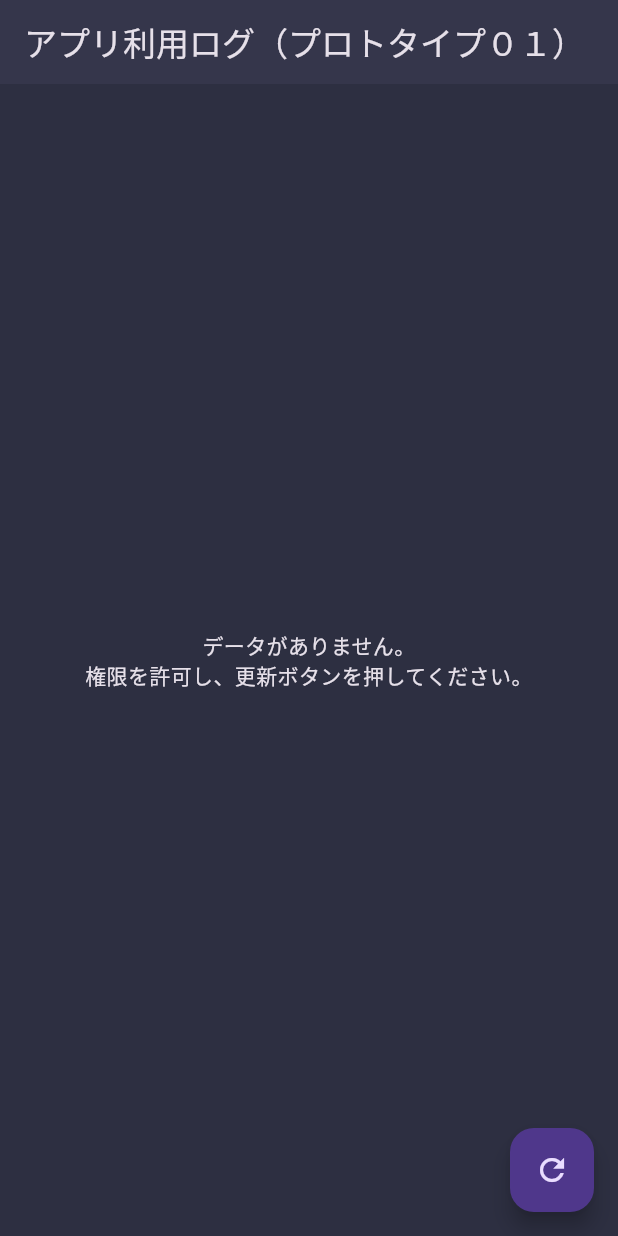
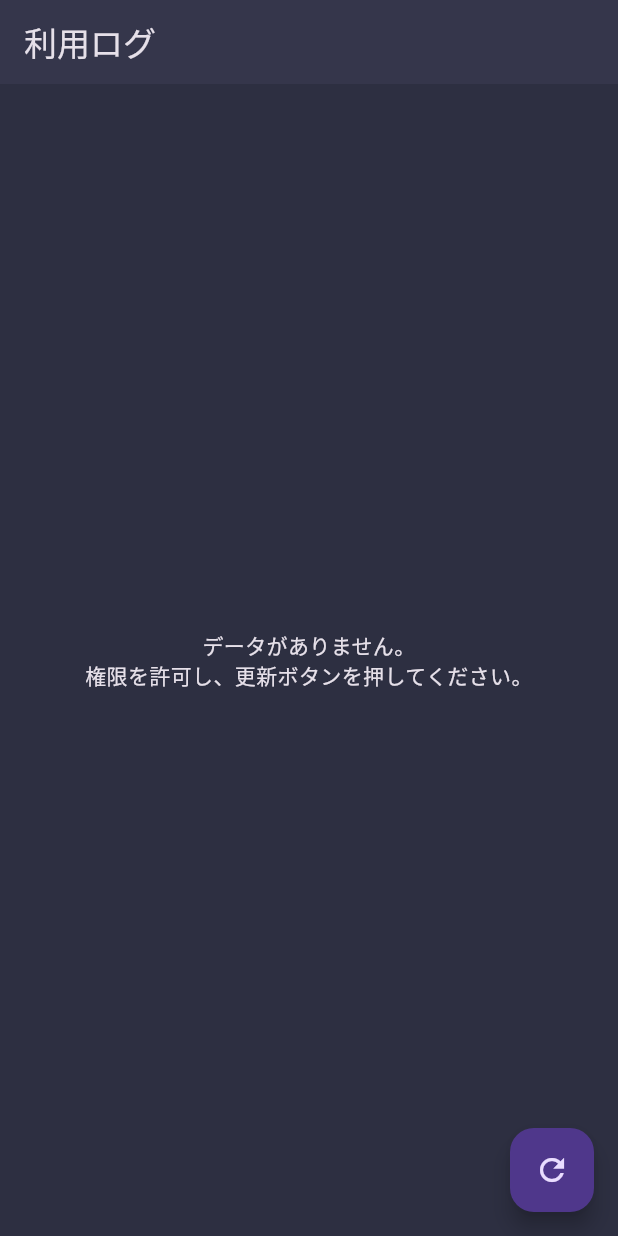
Before and after one commit to Hbkiii/first_flutter_app, a Flutter app: the screen it shows after launch, after a tap on the "refresh" icon, on a phone screen of 412 x 824 dp. Run offline on Flutter 3.47's test engine with Material 3 defaults, Android fonts, the phone set to English and light mode, and no system bars; our stand-ins replace timeline_tile; missing offline and left inert: usage_stats.

Commit message:
03/10/2025 自動更新（５秒毎） ホーム除外を削除（Launcher)

```diff
--- a/lib/main.dart
+++ b/lib/main.dart
@@ -1,3 +1,4 @@
+import 'dart:async'; // タイマー機能を使うためにインポート
 import 'package:flutter/material.dart';
 import 'package:intl/intl.dart';
 import 'package:timeline_tile/timeline_tile.dart';
@@ -48,20 +49,43 @@ class UsageLogScreen extends StatefulWidget {
 class _UsageLogScreenState extends State<UsageLogScreen> {
   Map<String, List<UsageEvent>> _groupedEvents = {};
   bool _isLoading = true;
+  Timer? _timer; // --- 自動更新用のタイマー ---
 
   @override
   void initState() {
     super.initState();
-    _loadUsageData();
+    // 最初に一度、手動更新と同じ処理を呼び出す
+    _loadUsageData(isManualRefresh: true);
+    // --- ★★★ 自動更新タイマーを開始 ★★★ ---
+    _startAutoUpdateTimer();
   }
 
-  Future<void> _loadUsageData() async {
-    setState(() { _isLoading = true; });
+  @override
+  void dispose() {
+    _timer?.cancel(); // 画面が閉じられるときにタイマーを停止
+    super.dispose();
+  }
+
+  // --- ★★★ 15秒ごとに全データを再取得するタイマー ★★★ ---
+  void _startAutoUpdateTimer() {
+    _timer?.cancel();
+    _timer = Timer.periodic(const Duration(seconds: 5), (timer) {
+      // 15秒ごとに、裏側でデータを読み込む（読み込み中は表示しない）
+      _loadUsageData(isManualRefresh: false);
+    });
+  }
+
+  // --- isManualRefresh という引数を追加 ---
+  Future<void> _loadUsageData({required bool isManualRefresh}) async {
+    // 手動更新の時だけ、くるくるマークを表示する
+    if (isManualRefresh) {
+      setState(() { _isLoading = true; });
+    }
 
     bool isPermission = await UsageStats.checkUsagePermission() ?? false;
     if (!isPermission) {
       UsageStats.grantUsagePermission();
-      setState(() { _isLoading = false; });
+      if (isManualRefresh) { setState(() { _isLoading = false; }); }
       return;
     }
 
@@ -70,27 +94,20 @@ class _UsageLogScreenState extends State<UsageLogScreen> {
       DateTime startDate = endDate.subtract(const Duration(days: 7));
       List<EventUsageInfo> rawEvents = await UsageStats.queryEvents(startDate, endDate);
 
-      // --- ★★★ ここからが新しいフィルタリングロジック ★★★ ---
-
-      // 1. 「アプリが最前面に来た」イベントだけに絞り込む
       List<EventUsageInfo> foregroundEvents = rawEvents.where((event) {
-        // 'ACTIVITY_RESUMED' がユーザーがアプリを操作し始めた瞬間のイベント
         return event.eventType == '1';
       }).toList();
 
-      // 2. 不要なシステムアプリなどを除外
       const List<String> blockList = [
-        'android', 'com.android.systemui', 'com.google.android.apps.nexuslauncher',
-        'com.sec.android.app.launcher', 'com.mi.android.globallauncher',
+        'android', 'com.android.systemui',
         'com.google.android.inputmethod.latin', 'com.android.vending',
         'com.google.android.deskclock', 'com.google.android.apps.messaging',
       ];
       List<EventUsageInfo> filteredEvents = foregroundEvents.where((event) {
         if (event.packageName == null) return false;
+        if (event.packageName == 'com.example.flutter_application_1') return true;
         return !blockList.any((item) => event.packageName!.startsWith(item));
       }).toList();
-
-      // --- ★★★ ここから下のセッション化ロジックは前回と同じ ★★★ ---
 
       filteredEvents.sort((a, b) => a.timeStamp!.compareTo(b.timeStamp!));
 
@@ -132,9 +149,7 @@ class _UsageLogScreenState extends State<UsageLogScreen> {
           timestamp: timestamp,
         );
 
-        if (tempGroupedEvents[dateKey] == null) {
-          tempGroupedEvents[dateKey] = [];
-        }
+        if (tempGroupedEvents[dateKey] == null) { tempGroupedEvents[dateKey] = []; }
         tempGroupedEvents[dateKey]!.add(event);
       }
 
@@ -149,7 +164,7 @@ class _UsageLogScreenState extends State<UsageLogScreen> {
 
     } catch (err) {
       debugPrint(err.toString());
-      setState(() { _isLoading = false; });
+      if (isManualRefresh) { setState(() { _isLoading = false; }); }
     }
   }
 
@@ -159,6 +174,8 @@ class _UsageLogScreenState extends State<UsageLogScreen> {
     if (packageName.contains('chrome')) { return {'name': 'Chrome', 'icon': Icons.web, 'color': Colors.green}; }
     if (packageName.contains('twitter') || packageName.contains('x.android')) { return {'name': 'X (Twitter)', 'icon': Icons.close, 'color': Colors.white}; }
     if (packageName.contains('camera')) { return {'name': 'カメラ', 'icon': Icons.camera, 'color': Colors.lightBlue}; }
+    if (packageName.contains('com.example.flutter_application_1')) { return {'name': '開発中のアプリ', 'icon': Icons.adb, 'color': Colors.cyan}; }
+    if (packageName.contains('launcher')) { return {'name': 'ホーム', 'icon': Icons.home, 'color': const Color.fromARGB(255, 38, 255, 110)}; }
     return {'name': packageName, 'icon': Icons.app_blocking, 'color': Colors.grey};
   }
 
@@ -169,16 +186,14 @@ class _UsageLogScreenState extends State<UsageLogScreen> {
 
     return Scaffold(
       appBar: AppBar(
-        title: const Text('アプリ利用ログ（プロトタイプ０１）'),
+        title: const Text('利用ログ'),
         backgroundColor: const Color(0xFF2D2F41),
         elevation: 1,
       ),
       body: _isLoading
           ? const Center(child: CircularProgressIndicator())
           : _groupedEvents.isEmpty
-              ? Center(
-                  child: Text('データがありません。\n権限を許可し、更新ボタンを押してください。', textAlign: TextAlign.center),
-                )
+              ? Center( child: Text('データがありません。\n権限を許可し、更新ボタンを押してください。', textAlign: TextAlign.center),)
               : ListView.builder(
                   itemCount: dateKeys.length,
                   itemBuilder: (context, index) {
@@ -209,15 +224,9 @@ class _UsageLogScreenState extends State<UsageLogScreen> {
                               beforeLineStyle: const LineStyle(color: Colors.white54, thickness: 2),
                               afterLineStyle: const LineStyle(color: Colors.white54, thickness: 2),
                               indicatorStyle: IndicatorStyle(
-                                width: 15,
-                                color: Colors.white54,
-                                padding: const EdgeInsets.all(4),
-                              ),
-                              startChild: Text(
-                                DateFormat('HH:mm').format(event.timestamp),
-                                textAlign: TextAlign.center,
-                                style: const TextStyle(color: Colors.white, fontWeight: FontWeight.bold, fontSize: 12),
-                              ),
+                                width: 15, color: Colors.white54, padding: const EdgeInsets.all(4),),
+                              startChild: Text( DateFormat('HH:mm').format(event.timestamp), textAlign: TextAlign.center,
+                                style: const TextStyle(color: Colors.white, fontWeight: FontWeight.bold, fontSize: 12),),
                               endChild: _buildEventDetails(event),
                             );
                           },
@@ -227,7 +236,8 @@ class _UsageLogScreenState extends State<UsageLogScreen> {
                   },
                 ),
       floatingActionButton: FloatingActionButton(
-        onPressed: _loadUsageData,
+        // 右下のボタンは、手動更新として明示的に呼び出す
+        onPressed: () => _loadUsageData(isManualRefresh: true),
         child: const Icon(Icons.refresh),
       ),
     );
```
